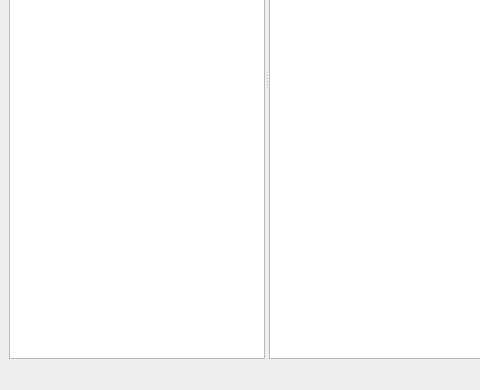
First picture: the form in everpad/interface/list.ui, repository mhaggag/everpad, before the edit; both pictures show x 0 to 480 and y 210 to 600 of the 800 by 600 pixel window.
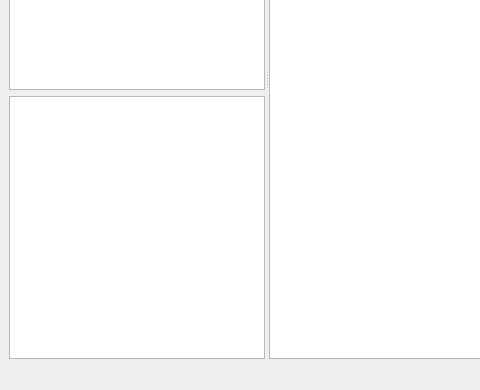
Second picture: the form after the edit. Custom widgets are drawn as their Qt base class.

Commit message: Browse Notes by Tags in MainWindow.

Diff of the .ui file:
```diff
--- a/everpad/interface/list.ui
+++ b/everpad/interface/list.ui
@@ -77,6 +77,28 @@
           </property>
          </widget>
         </item>
+        <item>
+         <widget class="EverpadTreeView" name="tagsList">
+          <property name="sizePolicy">
+           <sizepolicy hsizetype="Preferred" vsizetype="Expanding">
+            <horstretch>0</horstretch>
+            <verstretch>0</verstretch>
+           </sizepolicy>
+          </property>
+          <property name="minimumSize">
+           <size>
+            <width>200</width>
+            <height>0</height>
+           </size>
+          </property>
+          <property name="editTriggers">
+           <set>QAbstractItemView::NoEditTriggers</set>
+          </property>
+          <property name="headerHidden">
+           <bool>true</bool>
+          </property>
+         </widget>
+        </item>
        </layout>
       </widget>
       <widget class="QTreeView" name="notesList">
```
The commit also changes 2 other files.
